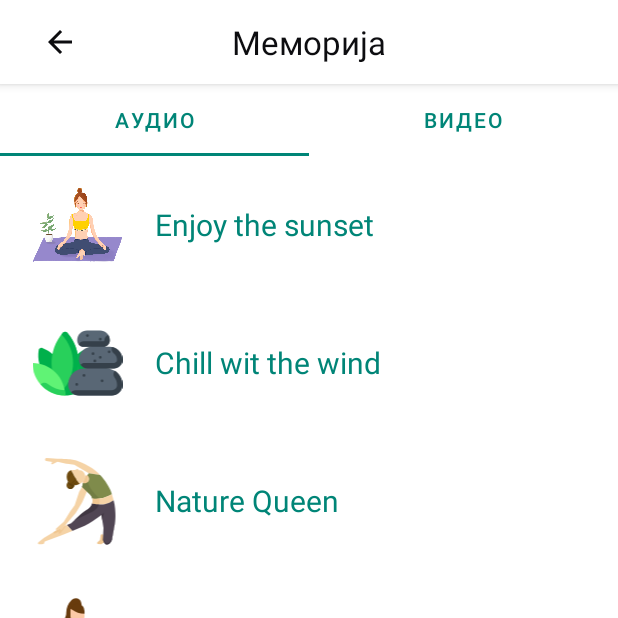
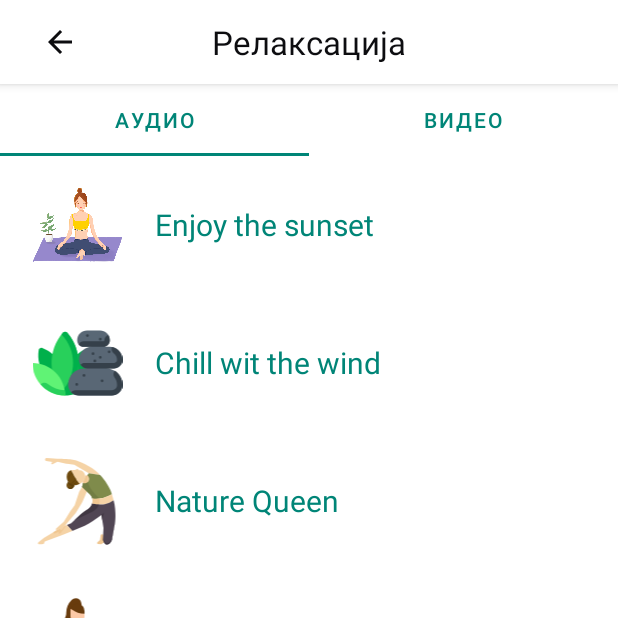
Before and after one commit to MarioMitrevski/ADHD-Memorize-0rganize-Play-Android-App, an Android app: the ReliefActivity screen opened directly, with no data from a screen before it, on a phone screen of 412 x 824 dp, the top half of it. Run offline under Robolectric (Android 15) with nearby library versions, the phone set to English and light mode, and no system bars.

Commit message:
changed title

```diff
--- a/app/src/main/java/com/example/myfirstapp/ui/content/relief/ReliefActivity.java
+++ b/app/src/main/java/com/example/myfirstapp/ui/content/relief/ReliefActivity.java
@@ -33,7 +33,7 @@ public class ReliefActivity extends AppCompatActivity {
         View view = binding.getRoot();
         setContentView(view);
 
-        binding.toolbarText.setText("Меморија");
+        binding.toolbarText.setText("Релаксација");
         binding.backBtn.setOnClickListener(v -> finish());
 
         initReliefViewPager();
```
